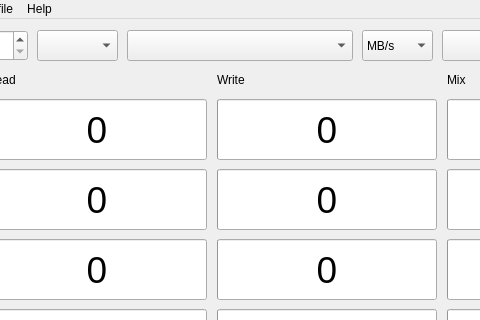
Before: the Qt Designer form src/mainwindow.ui in JonMagon/KDiskMark, drawn with Qt 5; both pictures show x 123 to 603 and y 0 to 320 of the 801 by 440 pixel window.
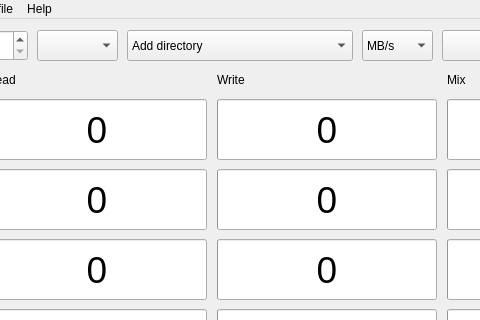
After: the same form once the commit is applied.

Commit message: Possibility to add a directory to the dirs list #15

```diff
--- a/src/mainwindow.ui
+++ b/src/mainwindow.ui
@@ -697,6 +697,11 @@
        <property name="editable">
         <bool>false</bool>
        </property>
+       <item>
+        <property name="text">
+         <string>Add directory</string>
+        </property>
+       </item>
       </widget>
      </item>
      <item>
```
The commit also changes 1 other file.
